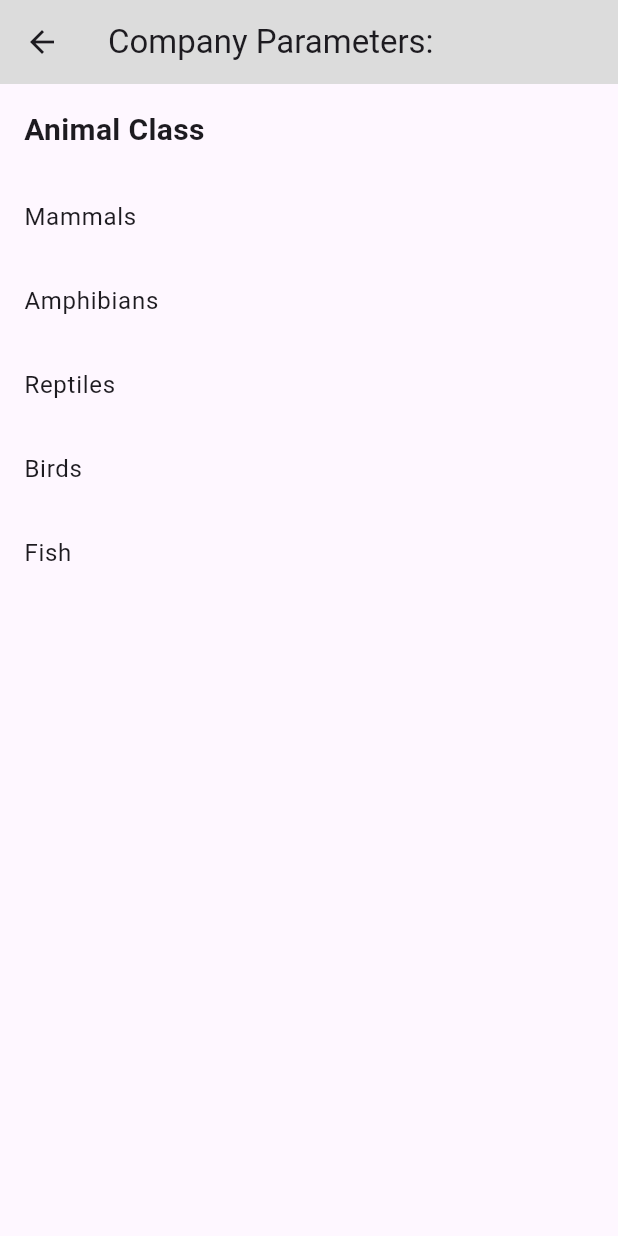
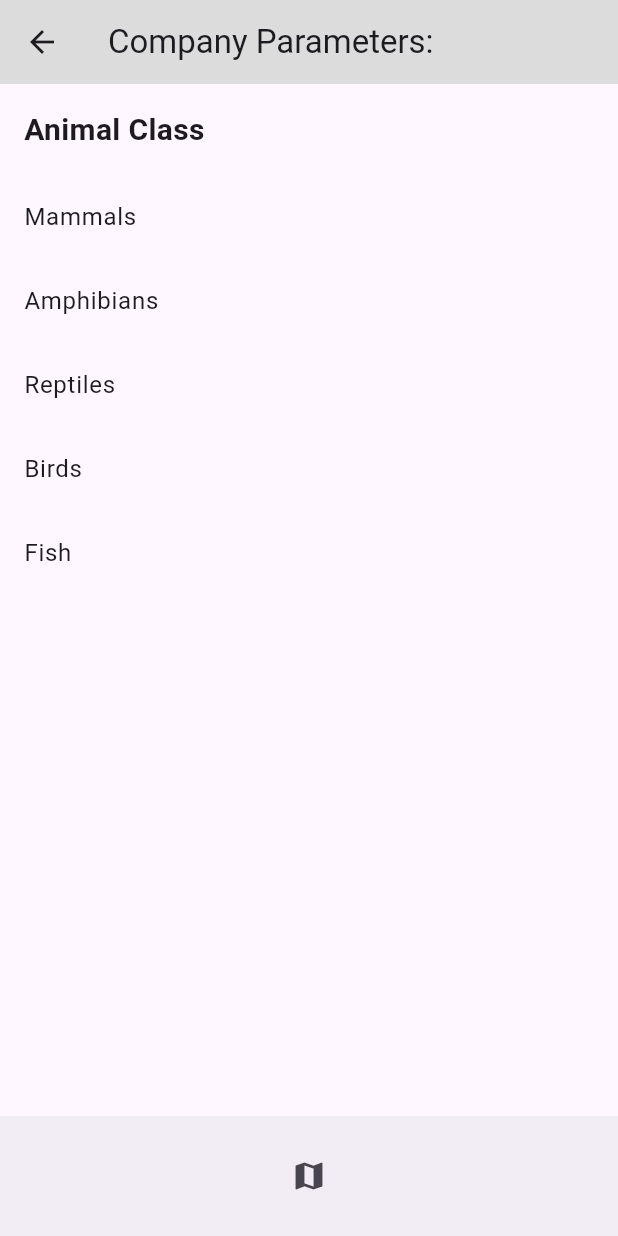
Before and after one commit to EmbeddedDungeon/Hackathon_Frontend, a Flutter app: the CompaignParametersScreen screen opened directly, on a phone screen of 412 x 824 dp. Run offline on Flutter 3.47's test engine with Material 3 defaults, Android fonts, the phone set to English and light mode, and no system bars; our stand-ins replace firebase_auth, firebase_core, google_maps_flutter; accounts and stored records are empty.

```diff
--- a/lib/CompaignParametersScreen.dart
+++ b/lib/CompaignParametersScreen.dart
@@ -1,8 +1,8 @@
 import 'package:flutter/material.dart';
 import 'AnimalClassScreen.dart';
+import 'MapScreen.dart'; // Импортируем файл MapScreen.dart
 
 class CompaignParametersScreen extends StatelessWidget {
-  // List of animal types
   final List<String> animalClass = ["Mammals", "Amphibians", "Reptiles", "Birds", "Fish"];
 
   @override
@@ -45,6 +45,27 @@ class CompaignParametersScreen extends StatelessWidget {
           ),
         ],
       ),
+      bottomNavigationBar: BottomAppBar(
+        child: Container(
+          height: 50.0,
+          child: Row(
+            mainAxisAlignment: MainAxisAlignment.center,
+            children: [
+              IconButton(
+                icon: Icon(Icons.map),
+                onPressed: () {
+                  Navigator.push(
+                    context,
+                    MaterialPageRoute(
+                      builder: (context) => MapScreen(), // Переход к MapScreen при нажатии кнопки "Map"
+                    ),
+                  );
+                },
+              ),
+            ],
+          ),
+        ),
+      ),
     );
   }
 }
--- a/pubspec.yaml
+++ b/pubspec.yaml
@@ -42,6 +42,7 @@ dependencies:
   flutter_signature_pad: ^3.0.1
   signature: ^5.4.0
   image_picker: ^1.0.4
+  google_maps_flutter: ^2.5.0
 
 dev_dependencies:
   flutter_test:
```
Also changed, not shown: lib/AnimalFamilyScreen.dart (+15 -11 lines), lib/FicheScreen.dart (added, +38 -0 lines), lib/MapScreen.dart (added, +38 -0 lines), pubspec.lock.
